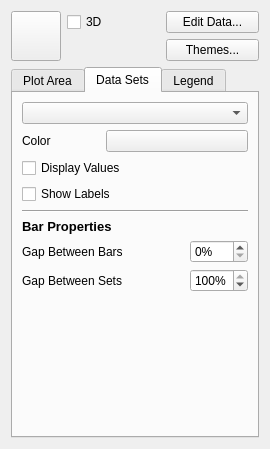
This is kchart/shape/ChartConfigWidget.ui in KDE/koffice-chartingshape as Qt 5 draws it before an edit. The edited form follows.
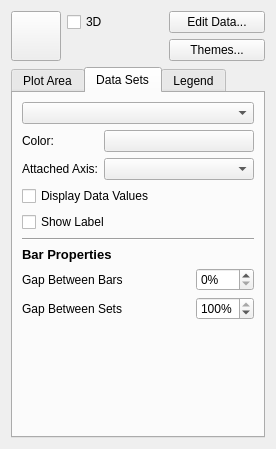
This is the edited form. The open tabs and pages were chosen to show the change. Icons and pictures are not drawn. Custom widgets are drawn as their Qt base class.

```diff
--- a/kchart/shape/ChartConfigWidget.ui
+++ b/kchart/shape/ChartConfigWidget.ui
@@ -6,7 +6,7 @@
    <rect>
     <x>0</x>
     <y>0</y>
-    <width>270</width>
+    <width>276</width>
     <height>449</height>
    </rect>
   </property>
@@ -236,8 +236,14 @@
          <property name="enabled" >
           <bool>true</bool>
          </property>
+         <property name="sizePolicy" >
+          <sizepolicy vsizetype="Preferred" hsizetype="Fixed" >
+           <horstretch>0</horstretch>
+           <verstretch>0</verstretch>
+          </sizepolicy>
+         </property>
          <property name="text" >
-          <string>Color</string>
+          <string>Color:</string>
          </property>
         </widget>
        </item>
@@ -248,28 +254,48 @@
          </property>
         </widget>
        </item>
-       <item row="2" column="0" colspan="3" >
-        <widget class="QCheckBox" name="checkBox_6" >
+       <item row="2" column="0" >
+        <widget class="QLabel" name="label_3" >
+         <property name="sizePolicy" >
+          <sizepolicy vsizetype="Preferred" hsizetype="Fixed" >
+           <horstretch>0</horstretch>
+           <verstretch>0</verstretch>
+          </sizepolicy>
+         </property>
          <property name="text" >
-          <string>Display Values</string>
+          <string>Attached Axis:</string>
+         </property>
+        </widget>
+       </item>
+       <item row="2" column="1" colspan="2" >
+        <widget class="QComboBox" name="comboBox_2" >
+         <property name="sizeAdjustPolicy" >
+          <enum>QComboBox::AdjustToContentsOnFirstShow</enum>
          </property>
         </widget>
        </item>
        <item row="3" column="0" colspan="3" >
-        <widget class="QCheckBox" name="checkBox_7" >
+        <widget class="QCheckBox" name="checkBox_6" >
          <property name="text" >
-          <string>Show Labels</string>
+          <string>Display Data Values</string>
          </property>
         </widget>
        </item>
        <item row="4" column="0" colspan="3" >
-        <widget class="Line" name="propertiesSeparator" >
-         <property name="orientation" >
-          <enum>Qt::Horizontal</enum>
+        <widget class="QCheckBox" name="checkBox_7" >
+         <property name="text" >
+          <string>Show Label</string>
          </property>
         </widget>
        </item>
        <item row="5" column="0" colspan="3" >
+        <widget class="Line" name="propertiesSeparator" >
+         <property name="orientation" >
+          <enum>Qt::Horizontal</enum>
+         </property>
+        </widget>
+       </item>
+       <item row="6" column="0" colspan="3" >
         <widget class="QLabel" name="barPropertiesLabel" >
          <property name="text" >
           <string>&lt;html>&lt;head>&lt;meta name="qrichtext" content="1" />&lt;style type="text/css">
@@ -279,14 +305,14 @@
          </property>
         </widget>
        </item>
-       <item row="6" column="0" colspan="2" >
+       <item row="7" column="0" colspan="2" >
         <widget class="QLabel" name="gapBetweenBarsLabel" >
          <property name="text" >
           <string>Gap Between Bars</string>
          </property>
         </widget>
        </item>
-       <item row="6" column="2" >
+       <item row="7" column="2" >
         <widget class="QSpinBox" name="gapBetweenBars" >
          <property name="sizePolicy" >
           <sizepolicy vsizetype="Fixed" hsizetype="Fixed" >
@@ -302,14 +328,14 @@
          </property>
         </widget>
        </item>
-       <item row="7" column="0" colspan="2" >
+       <item row="8" column="0" colspan="2" >
         <widget class="QLabel" name="gapBetweenSetsLabel" >
          <property name="text" >
           <string>Gap Between Sets</string>
          </property>
         </widget>
        </item>
-       <item row="7" column="2" >
+       <item row="8" column="2" >
         <widget class="QSpinBox" name="gapBetweenSets" >
          <property name="suffix" >
           <string>%</string>
@@ -322,7 +348,7 @@
          </property>
         </widget>
        </item>
-       <item row="8" column="0" >
+       <item row="9" column="0" >
         <spacer>
          <property name="orientation" >
           <enum>Qt::Vertical</enum>
```
Left out of the diff: 11 changed lines with no effect on the pictures.
